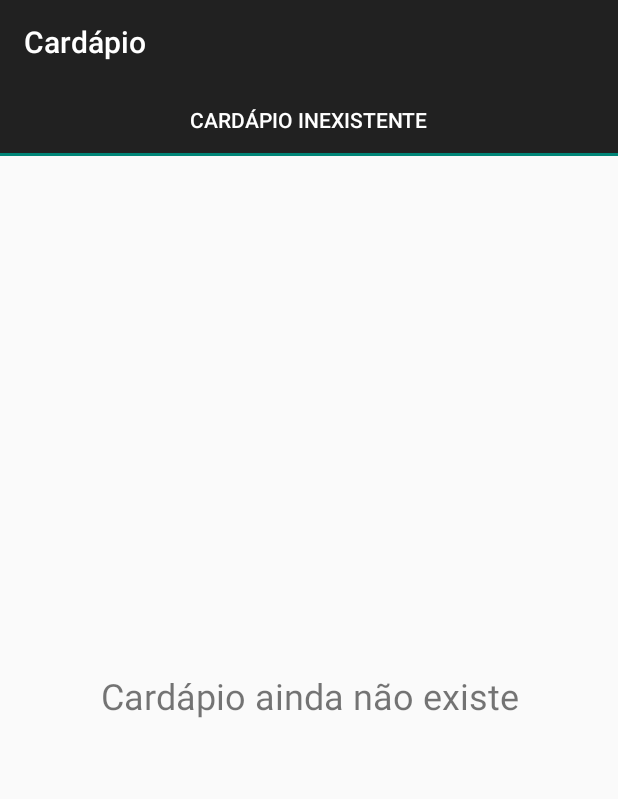
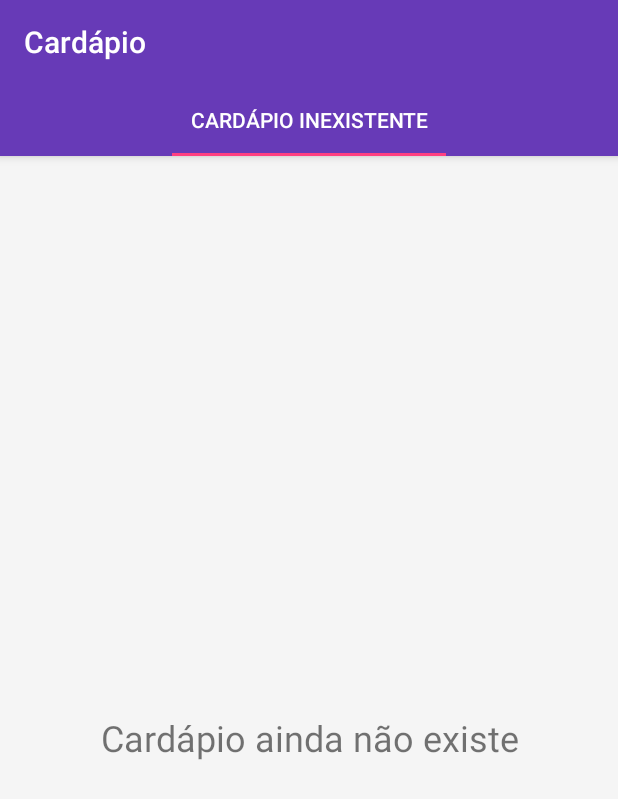
Before and after one commit to pedro-stanaka/BandejaoAndroid, an Android app: the MenuActivity screen opened directly, with no data from a screen before it, on a phone screen of 412 x 824 dp. Shown: the top 799 px of the screen. Run offline under Robolectric (Android 15) with nearby library versions, the phone set to English and light mode, and no system bars; libraries missing offline, so code that uses them is left out: roboguice.inject, roboguice.util; 4 statements that could not run were skipped.

Commit message:
Beginning the port to material design
Inspired by https://github.com/chrisbanes/cheesesquare

```diff
--- a/app/build.gradle
+++ b/app/build.gradle
@@ -30,6 +30,7 @@ dependencies {
     compile 'org.roboguice:roboguice:3.0b-experimental'
     compile 'com.google.android.gms:play-services-gcm:8.4.0'
     compile 'com.android.support:appcompat-v7:23.2.1'
+    compile 'com.android.support:design:23.2.1'
     compile 'com.commonsware.cwac:wakeful:1.0.+'
 
     testCompile 'junit:junit:4.12'
--- a/app/src/main/AndroidManifest.xml
+++ b/app/src/main/AndroidManifest.xml
@@ -20,7 +20,7 @@
         android:allowBackup="true"
         android:icon="@mipmap/ic_launcher"
         android:label="@string/app_name"
-        android:theme="@style/AppTheme">
+        android:theme="@style/Theme.EasyMenuTheme">
 
 	    <activity android:name=".gui.MainActivity" >
             <intent-filter>
--- a/app/src/main/java/br/uel/easymenu/gui/MenuActivity.java
+++ b/app/src/main/java/br/uel/easymenu/gui/MenuActivity.java
@@ -2,29 +2,32 @@ package br.uel.easymenu.gui;
 
 import android.content.SharedPreferences;
 import android.os.Bundle;
+import android.support.design.widget.TabLayout;
 import android.support.v4.app.FragmentStatePagerAdapter;
-import android.support.v4.app.FragmentTransaction;
 import android.support.v4.view.ViewPager;
-import android.support.v7.app.ActionBar;
-import android.support.v7.app.ActionBarActivity;
+import android.support.v7.app.AppCompatActivity;
+import android.support.v7.widget.Toolbar;
 import android.widget.Toast;
-import br.uel.easymenu.adapter.MealsPagerAdapter;
-import br.uel.easymenu.adapter.MissingMealAdapter;
-import br.uel.easymenu.R;
-import br.uel.easymenu.dao.MealDao;
-import br.uel.easymenu.model.Meal;
-import br.uel.easymenu.service.NetworkService;
+
 import com.google.inject.Inject;
 import com.google.inject.Key;
-import roboguice.RoboGuice;
-import roboguice.util.RoboContext;
 
 import java.util.Calendar;
 import java.util.HashMap;
 import java.util.List;
 import java.util.Map;
 
-public class MenuActivity extends ActionBarActivity implements RoboContext, ActionBar.TabListener {
+import br.uel.easymenu.R;
+import br.uel.easymenu.adapter.MealsPagerAdapter;
+import br.uel.easymenu.adapter.MissingMealAdapter;
+import br.uel.easymenu.dao.MealDao;
+import br.uel.easymenu.model.Meal;
+import br.uel.easymenu.service.NetworkService;
+import roboguice.RoboGuice;
+import roboguice.inject.InjectView;
+import roboguice.util.RoboContext;
+
+public class MenuActivity extends AppCompatActivity implements RoboContext {
 
     @Inject
     private MealDao mealDao;
@@ -37,11 +40,11 @@ public class MenuActivity extends ActionBarActivity implements RoboContext, Acti
 
     private final static String MENU_WITHOUT_MEALS = "without_meals";
 
-    private ActionBar actionBar;
+    private ViewPager viewPager;
 
-    private FragmentStatePagerAdapter mealsPagerAdapter;
+    private Toolbar toolbar;
 
-    private ViewPager viewPager;
+    private TabLayout tabLayout;
 
     @Override
     public void onCreate(Bundle savedInstanceState) {
@@ -49,52 +52,40 @@ public class MenuActivity extends ActionBarActivity implements RoboContext, Acti
         super.onCreate(savedInstanceState);
         setContentView(R.layout.activity_main);
 
-        actionBar = getSupportActionBar();
+        viewPager = (ViewPager) findViewById(R.id.viewpager);
+        toolbar = (Toolbar) findViewById(R.id.toolbar);
+        tabLayout = (TabLayout) findViewById(R.id.tabs);
 
-        if(menuWithMeals())
-            processNewMeals();
+        setSupportActionBar(toolbar);
+        setGuiWithMeals();
 
-        setGuiWithMeals();
-    }
-
-    private boolean menuWithMeals() {
-        return !(sharedPreferences.getBoolean(MENU_WITHOUT_MEALS, false));
+        // TODO: Setup do broadcast receiver
     }
 
     private void setGuiWithMeals() {
         List<Meal> meals = mealDao.mealsOfTheWeek(Calendar.getInstance());
-        mealsPagerAdapter = getFragmentFromAdapter(meals);
-        processViewPager();
-        processActionBar();
-    }
 
-    private FragmentStatePagerAdapter getFragmentFromAdapter(List<Meal> meals) {
-        if (meals.size() > 0)
-            return new MealsPagerAdapter(getSupportFragmentManager(), meals);
-        else
-            return new MissingMealAdapter(getSupportFragmentManager());
-    }
+        // This is wrong
+        // Get meals of the same day with period
+        FragmentStatePagerAdapter mealsPagerAdapter = (meals.size() > 0) ?
+                new MealsPagerAdapter(getSupportFragmentManager(), meals) :
+                new MissingMealAdapter(getSupportFragmentManager());
 
-    private void processViewPager() {
-        viewPager = (ViewPager) findViewById(R.id.pager);
         viewPager.setAdapter(mealsPagerAdapter);
-        viewPager.setOnPageChangeListener(new ViewPager.SimpleOnPageChangeListener() {
-            @Override
-            public void onPageSelected(int position) {
-                actionBar.setSelectedNavigationItem(position);
+        tabLayout.setupWithViewPager(viewPager);
+
+        if(meals.size() > 0) {
+            for (int i = 0; i < meals.size(); i++) {
+                if (meals.get(i).compareDate(Calendar.getInstance())) {
+                    tabLayout.getTabAt(i).select();
+                }
             }
-        });
-    }
-
-    private void processActionBar() {
-        actionBar.setHomeButtonEnabled(false);
-        actionBar.setNavigationMode(ActionBar.NAVIGATION_MODE_TABS);
-        for (int i = 0; i < mealsPagerAdapter.getCount(); i++) {
-            ActionBar.Tab tab = actionBar.newTab().setText(mealsPagerAdapter.getPageTitle(i)).setTabListener(this);
-            actionBar.addTab(tab);
         }
     }
 
+    //        return !(sharedPreferences.getBoolean(MENU_WITHOUT_MEALS, false));
+    // TODO: Move this to MainActivity.
+    // The meals should be updated via a BroadcastReceiver
     private void processNewMeals() {
         networkService.persistCurrentMealsFromServer(new NetworkService.NetworkServiceListener() {
             @Override
@@ -104,7 +95,7 @@ public class MenuActivity extends ActionBarActivity implements RoboContext, Acti
                 editor.putBoolean(MENU_WITHOUT_MEALS, true);
                 editor.commit();
 
-                actionBar.removeAllTabs();
+//                actionBar.removeAllTabs();
                 setGuiWithMeals();
             }
 
@@ -119,20 +110,4 @@ public class MenuActivity extends ActionBarActivity implements RoboContext, Acti
     public Map<Key<?>, Object> getScopedObjectMap() {
         return new HashMap<>();
     }
-
-
-    @Override
-    public void onTabSelected(ActionBar.Tab tab, FragmentTransaction fragmentTransaction) {
-        viewPager.setCurrentItem(tab.getPosition());
-    }
-
-    @Override
-    public void onTabUnselected(ActionBar.Tab tab, FragmentTransaction fragmentTransaction) {
-
-    }
-
-    @Override
-    public void onTabReselected(ActionBar.Tab tab, FragmentTransaction fragmentTransaction) {
-
-    }
 }
--- a/app/src/main/java/br/uel/easymenu/model/Meal.java
+++ b/app/src/main/java/br/uel/easymenu/model/Meal.java
@@ -11,6 +11,8 @@ import java.util.List;
 import java.util.Locale;
 
 public class Meal implements Parcelable {
+
+    private static final SimpleDateFormat SDF = new SimpleDateFormat("yyyy-MM-dd", Locale.getDefault());
 
     public static final Meal.Creator<Meal> CREATOR = new Parcelable.Creator<Meal>() {
 
@@ -52,7 +54,6 @@ public class Meal implements Parcelable {
         date = (Calendar) in.readSerializable();
         period = in.readString();
         in.readTypedList(dishes, Dish.CREATOR);
-
     }
 
     public Calendar getDate() {
@@ -61,6 +62,10 @@ public class Meal implements Parcelable {
 
     public void setDate(Calendar date) {
         this.date = date;
+    }
+
+    public boolean compareDate(Calendar compareDate) {
+        return SDF.format(this.date.getTime()).equals(SDF.format(compareDate.getTime()));
     }
 
     public long getId() {
@@ -140,8 +145,7 @@ public class Meal implements Parcelable {
         Meal meal = (Meal) o;
 
         // Compare the Date without Time
-        SimpleDateFormat sdf = new SimpleDateFormat("yyyyMMdd", Locale.getDefault());
-        if(date != null ? !sdf.format(date.getTime()).equals(sdf.format(meal.date.getTime())) : meal.date != null) return false;
+        if(date != null ? !this.compareDate(meal.date) : meal.date != null) return false;
         if(period != null ? !period.equals(meal.period) : meal.period != null) return false;
         return !(dishes != null ? !dishes.equals(meal.dishes) : meal.dishes != null);
     }
--- a/app/src/main/res/layout/activity_main.xml
+++ b/app/src/main/res/layout/activity_main.xml
@@ -1,4 +1,34 @@
-<android.support.v4.view.ViewPager xmlns:android="http://schemas.android.com/apk/res/android"
-                                   android:id="@+id/pager"
-                                   android:layout_width="match_parent"
-                                   android:layout_height="match_parent"/>
+<android.support.design.widget.CoordinatorLayout xmlns:android="http://schemas.android.com/apk/res/android"
+    xmlns:app="http://schemas.android.com/apk/res-auto"
+    android:id="@+id/main_content"
+    android:layout_width="match_parent"
+    android:layout_height="match_parent">
+
+    <android.support.design.widget.AppBarLayout
+        android:id="@+id/appbar"
+        android:layout_width="match_parent"
+        android:layout_height="wrap_content"
+        android:theme="@style/ThemeOverlay.AppCompat.Dark.ActionBar">
+
+        <android.support.v7.widget.Toolbar
+            android:id="@+id/toolbar"
+            android:layout_width="match_parent"
+            android:layout_height="?attr/actionBarSize"
+            android:background="?attr/colorPrimary"
+            app:popupTheme="@style/ThemeOverlay.AppCompat.Light"
+            app:layout_scrollFlags="scroll|enterAlways|snap" />
+
+        <android.support.design.widget.TabLayout
+            android:id="@+id/tabs"
+            android:layout_width="match_parent"
+            android:layout_height="wrap_content" />
+
+    </android.support.design.widget.AppBarLayout>
+
+    <android.support.v4.view.ViewPager
+        android:id="@+id/viewpager"
+        android:layout_width="match_parent"
+        android:layout_height="match_parent"
+        app:layout_behavior="@string/appbar_scrolling_view_behavior" />
+
+</android.support.design.widget.CoordinatorLayout>
--- /dev/null
+++ b/app/src/main/res/values-v21/styles.xml
@@ -0,0 +1,6 @@
+<resources>
+    <style name="Theme.EasyMenuTheme" parent="Base.Theme.EasyMenuTheme">
+        <item name="android:windowDrawsSystemBarBackgrounds">true</item>
+        <item name="android:statusBarColor">@android:color/transparent</item>
+    </style>
+</resources>
--- a/app/src/main/res/values/colors.xml
+++ b/app/src/main/res/values/colors.xml
@@ -3,4 +3,5 @@
     <color name="colorPrimary">#3F51B5</color>
     <color name="colorPrimaryDark">#303F9F</color>
     <color name="colorAccent">#FF4081</color>
+    <color name="windowBackground">#FFF5F5F5</color>
 </resources>
--- a/app/src/main/res/values/styles.xml
+++ b/app/src/main/res/values/styles.xml
@@ -1,20 +1,13 @@
 <resources>
 
-    <!--
-        Base application theme, dependent on API level. This theme is replaced
-        by AppBaseTheme from res/values-vXX/styles.xml on newer devices.
-    -->
-    <style name="AppBaseTheme" parent="Theme.AppCompat.Light.DarkActionBar">
-        <!--
-            Theme customizations available in newer API levels can go in
-            res/values-vXX/styles.xml, while customizations related to
-            backward-compatibility can go here.
-        -->
+    <style name="Theme.EasyMenuTheme" parent="Base.Theme.EasyMenuTheme">
     </style>
 
-    <!-- Application theme. -->
-    <style name="AppTheme" parent="AppBaseTheme">
-        <!-- All customizations that are NOT specific to a particular API-level can go here. -->
+    <style name="Base.Theme.EasyMenuTheme" parent="Theme.AppCompat.Light.NoActionBar">
+        <item name="colorPrimary">#673AB7</item>
+        <item name="colorPrimaryDark">#512DA8</item>
+        <item name="colorAccent">#FF4081</item>
+        <item name="android:windowBackground">@color/windowBackground</item>
     </style>
 
 </resources>
```
